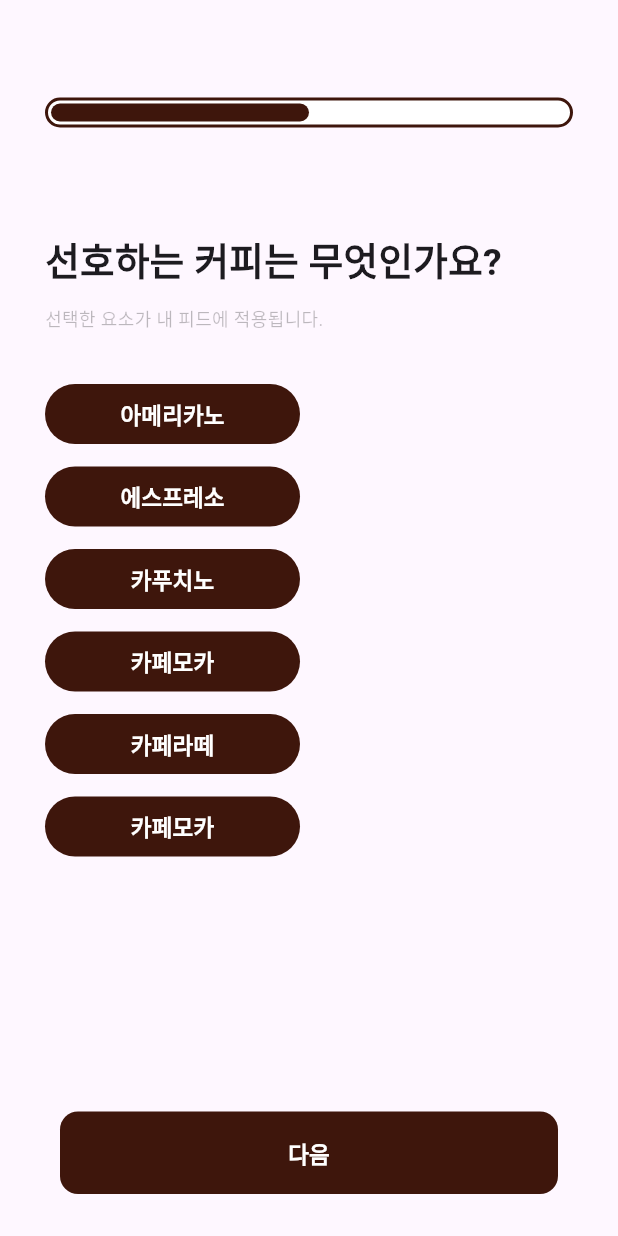
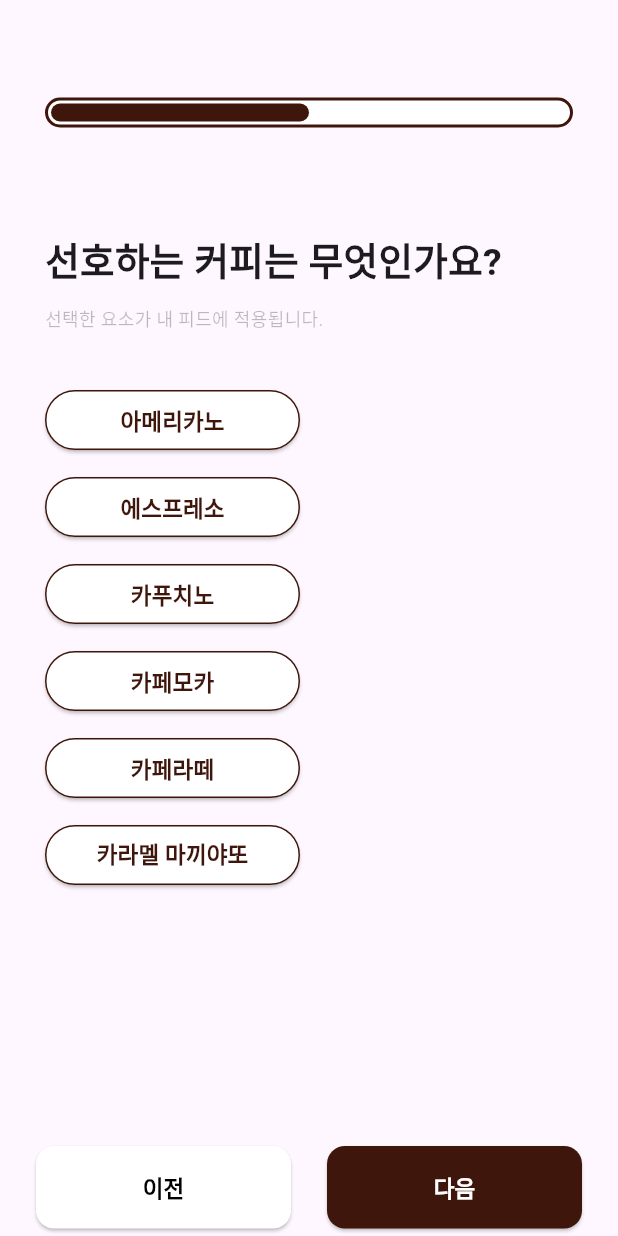
Before and after one commit to pknu-wap/CANO-FE, a Flutter app: the CoffeePreferenceScreen screen opened by its route, on a phone screen of 412 x 824 dp. Run offline on Flutter 3.47's test engine with Material 3 defaults, Android fonts, the phone set to English and light mode, and no system bars; our stand-ins replace flutter_native_splash, flutter_riverpod, flutter_svg, freezed_annotation, go_router.

```diff
--- a/lib/desginsystem/strings.dart
+++ b/lib/desginsystem/strings.dart
@@ -4,12 +4,18 @@ class AppStrings {
   static const String profileText = "프로필을 작성해주세요.";
   static const String profileInfoText = "선택하신 정보를 기반으로 관심주제를 추천해드립니다.\n"
       "다른 목적으로 사용되거나 제 3자에게 제공되지 않습니다.";
+
   static const String coffeePreferenceText = "선호하는 커피는 무엇인가요?";
   static const String coffeePreferenceInfoText = "선택한 요소가 내 피드에 적용됩니다.";
+
   static const String nickname = "닉네임";
   static const String man = "남자";
   static const String woman = "여자";
+
   static const String next = "다음";
+  static const String prev = "이전";
+
+  // 커피 종류
   static const String americano = "아메리카노";
   static const String espresso = "에스프레소";
   static const String caffemoca = "카페모카";
--- a/lib/main.dart
+++ b/lib/main.dart
@@ -1,9 +1,10 @@
 import 'package:cano/app_router.dart';
 import 'package:flutter/material.dart';
 import 'package:flutter_native_splash/flutter_native_splash.dart';
+import 'package:flutter_riverpod/flutter_riverpod.dart';
 
 void main() {
-  runApp(MyApp());
+  runApp(ProviderScope(child: MyApp()));
 }
 
 class MyApp extends StatelessWidget {
@@ -35,9 +36,6 @@ class MyApp extends StatelessWidget {
     //   );
     // }
 
-    //   return MaterialApp.router(
-    //     routerConfig: _router );
-
     return MaterialApp.router(
         debugShowCheckedModeBanner: false, routerConfig: AppRouter.router);
   }
--- a/lib/view/screen/user_info/coffee_preference_screen.dart
+++ b/lib/view/screen/user_info/coffee_preference_screen.dart
@@ -1,13 +1,30 @@
 import 'package:cano/desginsystem/strings.dart';
 import 'package:cano/view/widget/custom_button.dart';
 import 'package:cano/view/widget/progress_bar.dart';
+import 'package:cano/viewmodel/user_info_viewmodel.dart';
 import 'package:flutter/material.dart';
+import 'package:flutter_riverpod/flutter_riverpod.dart';
+import 'package:go_router/go_router.dart';
 
-class CoffeePreferenceScreen extends StatelessWidget {
+class CoffeePreferenceScreen extends ConsumerWidget {
   CoffeePreferenceScreen({super.key});
 
   @override
-  Widget build(BuildContext context) {
+  Widget build(BuildContext context, WidgetRef ref) {
+    final userInfo = ref.watch(userInfoProvider);
+    final List<String> coffeeLables = [
+      AppStrings.americano,
+      AppStrings.espresso,
+      AppStrings.cappuccino,
+      AppStrings.caffemoca,
+      AppStrings.caffelatte,
+      AppStrings.caramelMacchiato
+    ];
+
+    ref.listen(userInfoProvider, (prev, next) {
+      print("현재 상태: $next");
+    });
+
     return Scaffold(
         body: Column(
       children: [
@@ -36,73 +53,48 @@ class CoffeePreferenceScreen extends StatelessWidget {
           ),
         ),
         SizedBox(height: 35),
-        Container(
-          alignment: Alignment.centerLeft,
-          padding: EdgeInsets.only(left: 30),
-          child: CustomContainerButton(
-              text: AppStrings.americano,
+        for (var lable in coffeeLables)
+          Container(
+              alignment: Alignment.centerLeft,
+              padding: EdgeInsets.only(left: 30, bottom: 10),
+              child: CustomButton2(
+                text: lable,
+                width: 170,
+                height: 40,
+                borderRadius: 70,
+                isSelected: userInfo.coffees.contains(lable),
+                onPressed: () {
+                  var isSelcted = userInfo.coffees.contains(lable);
+                  if (isSelcted)
+                    ref.watch(userInfoProvider.notifier).removeCoffee(lable);
+                  else
+                    ref.watch(userInfoProvider.notifier).addCoffee(lable);
+                },
+              )),
+        SizedBox(height: 160),
+        Row(
+          mainAxisAlignment: MainAxisAlignment.spaceEvenly,
+          children: [
+            CustomButton(
+              text: AppStrings.prev,
               width: 170,
-              height: 40,
-              borderRadius: 80),
+              height: 55,
+              buttonColor: Colors.white,
+              textColor: Colors.black,
+              onPressed: () {
+                context.pop();
+              },
+            ),
+            CustomButton(
+              onPressed: () {
+                // 여기 다음화면으로 이동 코드
+              },
+              text: AppStrings.next,
+              width: 170,
+              height: 55,
+            )
+          ],
         ),
-        SizedBox(height: 15),
-        Container(
-          alignment: Alignment.centerLeft,
-          padding: EdgeInsets.only(left: 30),
-          child: CustomContainerButton(
-              text: AppStrings.espresso,
-              width: 170,
-              height: 40,
-              borderRadius: 80),
-        ),
-        SizedBox(height: 15),
-        Container(
-          alignment: Alignment.centerLeft,
-          padding: EdgeInsets.only(left: 30),
-          child: CustomContainerButton(
-              text: AppStrings.cappuccino,
-              width: 170,
-              height: 40,
-              borderRadius: 80),
-        ),
-        SizedBox(height: 15),
-        Container(
-          alignment: Alignment.centerLeft,
-          padding: EdgeInsets.only(left: 30),
-          child: CustomContainerButton(
-              text: AppStrings.caffemoca,
-              width: 170,
-              height: 40,
-              borderRadius: 80),
-        ),
-        SizedBox(height: 15),
-        Container(
-          alignment: Alignment.centerLeft,
-          padding: EdgeInsets.only(left: 30),
-          child: CustomContainerButton(
-              text: AppStrings.caffelatte,
-              width: 170,
-              height: 40,
-              borderRadius: 80),
-        ),
-        SizedBox(height: 15),
-        Container(
-          alignment: Alignment.centerLeft,
-          padding: EdgeInsets.only(left: 30),
-          child: CustomContainerButton(
-              text: AppStrings.caffemoca,
-              width: 170,
-              height: 40,
-              borderRadius: 80),
-        ),
-        SizedBox(height: 170),
-        Padding(
-          padding: const EdgeInsets.symmetric(horizontal: 40),
-          child: CustomButton(
-            text: AppStrings.next,
-            minimumSize: 55,
-          ),
-        )
       ],
     ));
   }
--- a/lib/view/widget/custom_button.dart
+++ b/lib/view/widget/custom_button.dart
@@ -5,17 +5,21 @@ class CustomButton extends StatelessWidget {
   final VoidCallback? onPressed; // 버튼 클릭 시 실행할 콜백 함수
   final String text; // 버튼 텍스트
   final Color buttonColor;
+  final Color textColor;
   final double borderRadius;
-  final double minimumSize;
+  final double? width;
+  final double height;
 
-  const CustomButton(
-      {Key? key,
+  const CustomButton({
+    Key? key,
     this.onPressed = null,
     required this.text,
     this.buttonColor = AppColors.primary,
+    this.textColor = Colors.white,
     this.borderRadius = 12.0,
-      this.minimumSize = 45})
-      : super(key: key);
+    this.width = null,
+    required this.height,
+  }) : super(key: key);
 
   @override
   Widget build(BuildContext context) {
@@ -27,52 +31,65 @@ class CustomButton extends StatelessWidget {
         shape: RoundedRectangleBorder(
           borderRadius: BorderRadius.circular(borderRadius), // 둥근 모서리
         ),
-          minimumSize: Size(double.infinity, minimumSize)),
+        minimumSize: width == null ? Size(double.infinity, height) : null,
+        fixedSize: width != null ? Size(width!, height) : null,
+      ),
       child: Text(
         text,
         style: TextStyle(
-            fontSize: 15, color: Colors.white, fontWeight: FontWeight.bold),
+            fontSize: 15, color: textColor, fontWeight: FontWeight.bold),
       ),
     );
   }
 }
 
-class CustomContainerButton extends StatelessWidget {
-  final VoidCallback? onPressed; // 버튼 클릭 시 실행할 콜백 함수
-  final String text; // 버튼 텍스트
-  final Color buttonColor;
+class CustomButton2 extends StatelessWidget {
+  final VoidCallback onPressed;
+  final String text;
+  final Color unselectedButtonColor;
+  final Color selectedButtonColor;
+  final Color unselectedTextColor;
+  final Color selectedTextColor;
   final double borderRadius;
   final double width;
   final double height;
+  final bool isSelected;
 
-  const CustomContainerButton(
+  const CustomButton2(
       {Key? key,
-      this.onPressed = null,
+      required this.onPressed,
       required this.text,
-      this.buttonColor = AppColors.primary,
       this.borderRadius = 12.0,
       required this.width,
-      required this.height})
+      required this.height,
+      this.unselectedButtonColor = Colors.white,
+      this.selectedButtonColor = AppColors.primary,
+      this.unselectedTextColor = AppColors.primary,
+      this.selectedTextColor = Colors.white,
+      required this.isSelected})
       : super(key: key);
 
   @override
   Widget build(BuildContext context) {
-    return Container(
-      width: width,
-      height: height,
-      child: ElevatedButton(
-        onPressed: onPressed,
+    return ElevatedButton(
+      onPressed: () {
+        onPressed.call();
+      },
       style: ElevatedButton.styleFrom(
-            backgroundColor: buttonColor,
-            disabledBackgroundColor: buttonColor,
+          backgroundColor:
+              isSelected ? selectedButtonColor : unselectedButtonColor,
+          fixedSize: Size(width, height),
           shape: RoundedRectangleBorder(
+            side: BorderSide(
+                color: isSelected ? Colors.transparent : selectedButtonColor),
             borderRadius: BorderRadius.circular(borderRadius), // 둥근 모서리
           )),
       child: Text(
         text,
         style: TextStyle(
-              fontSize: 15, color: Colors.white, fontWeight: FontWeight.bold),
-        ),
+            fontSize: 15,
+            color: isSelected ? selectedTextColor : unselectedTextColor,
+            fontWeight: FontWeight.bold),
       ),
     );
   }
--- a/lib/view/widget/outlined_text_field.dart
+++ b/lib/view/widget/outlined_text_field.dart
@@ -8,6 +8,7 @@ class OutlinedTextField extends StatelessWidget {
   final Color borderColor;
   final double width;
   final double height;
+  final ValueChanged<String> onChanged;
   // final TextEditingController controller;
 
   const OutlinedTextField({
@@ -18,6 +19,7 @@ class OutlinedTextField extends StatelessWidget {
     this.borderColor = AppColors.primary,
     required this.width,
     required this.height,
+    required this.onChanged,
   }) : super(key: key);
 
   @override
@@ -26,6 +28,7 @@ class OutlinedTextField extends StatelessWidget {
       width: width,
       height: height,
       child: TextField(
+        onChanged: onChanged,
         textAlign: TextAlign.center,
         maxLines: 1,
         keyboardType: keyboardType,
--- /dev/null
+++ b/lib/viewmodel/user_info_viewmodel.dart
@@ -0,0 +1,56 @@
+import 'package:cano/data/model/user_info.dart';
+import 'package:flutter_riverpod/flutter_riverpod.dart';
+
+class UserInfoViewmodel extends StateNotifier<UserInfo> {
+  UserInfoViewmodel(super.state);
+
+  void setName(String newName) {
+    state = state.copyWith(name: newName);
+  }
+
+  void setAge(int newAge) {
+    state = state.copyWith(age: newAge);
+  }
+
+  void setArea(String newArea) {
+    state = state.copyWith(area: newArea);
+  }
+
+  void setGender(bool? newGender) {
+    state = state.copyWith(gender: newGender);
+  }
+
+  void setProfileImageUrl(String newUrl) {
+    state = state.copyWith(profileImageUrl: newUrl);
+  }
+
+  void addCoffee(String coffee) {
+    state = state.copyWith(coffees: [...state.coffees, coffee]);
+  }
+
+  void removeCoffee(String coffee) {
+    state = state.copyWith(
+        coffees: state.coffees.where((c) => c != coffee).toList());
+  }
+
+  void addKeyword(String keyword) {
+    state = state.copyWith(keywords: [...state.keywords, keyword]);
+  }
+
+  void removeKeyword(String keyword) {
+    state = state.copyWith(
+        keywords: state.keywords.where((k) => k != keyword).toList());
+  }
+}
+
+final userInfoProvider =
+    StateNotifierProvider.autoDispose<UserInfoViewmodel, UserInfo>(
+        (ref) => UserInfoViewmodel(UserInfo(
+              name: "",
+              age: 0,
+              coffees: [],
+              keywords: [],
+              area: '',
+              gender: null,
+              profileImageUrl: '',
+            )));
--- a/pubspec.yaml
+++ b/pubspec.yaml
@@ -44,6 +44,7 @@ dependencies:
   go_router: ^14.2.8
   flutter_native_splash: ^2.4.1
   flutter_svg: ^2.0.10+1
+  flutter_riverpod: ^2.5.1
 
 dev_dependencies:
   flutter_test:
```
Also changed, not shown: analysis_options.yaml (+5 -2 lines), lib/data/model/user_info.dart (added, +19 -0 lines), lib/view/screen/auth/login_screen.dart (+9 -4 lines), lib/view/screen/user_info/user_profile_screen.dart (+83 -13 lines), lib/view/widget/custom_icon_button.dart (+9 -3 lines), lib/view/widget/square_button.dart (deleted, +0 -46 lines), lib/view/widget/user_info/square_button.dart (added, +67 -0 lines), lib/data/model/user_info.freezed.dart (added), lib/data/model/user_info.g.dart (added), pubspec.lock, 1 other file. Lines whose indentation alone changed are shown as unchanged.
